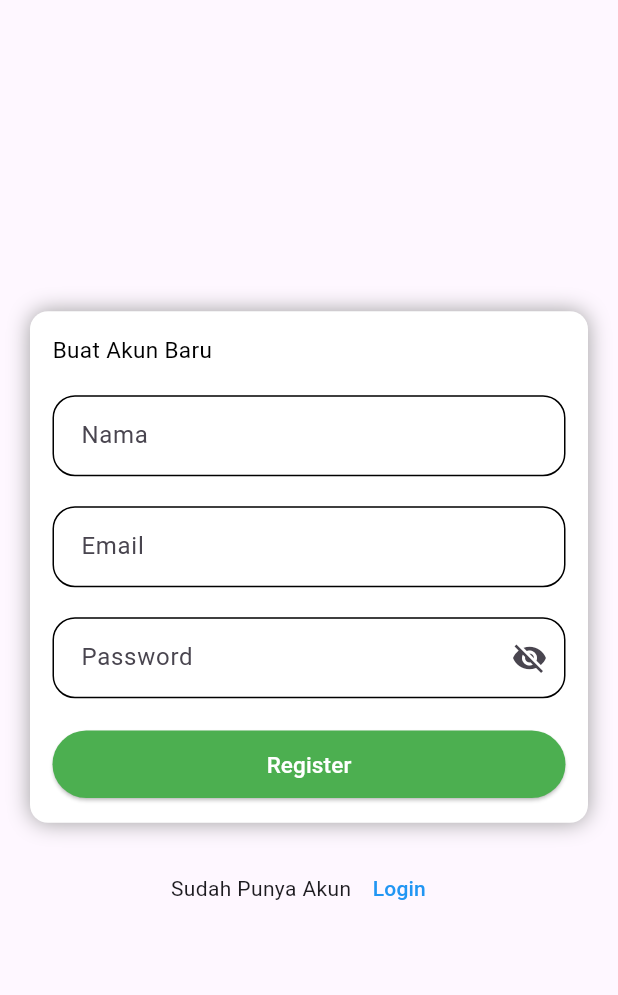
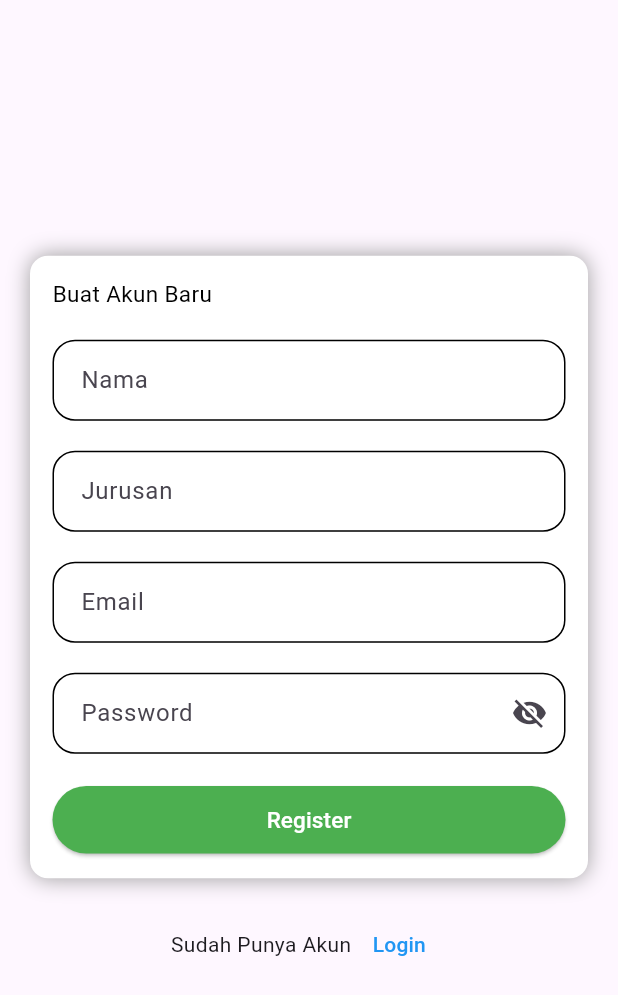
Before and after one commit to Rifai015/Auth-Firebase, a Flutter app: the RegisterScreen screen opened directly, on a phone screen of 412 x 824 dp. Shown: the top 995 px of the screen. Run offline on Flutter 3.47's test engine with Material 3 defaults, Android fonts, the phone set to English and light mode, and no system bars; our stand-ins replace cloud_firestore, equatable, firebase_auth, firebase_core, flutter_bloc, google_fonts; accounts and stored records are empty.

Commit message:
perubahan cubbit

```diff
--- a/lib/register_screen.dart
+++ b/lib/register_screen.dart
@@ -2,7 +2,6 @@ import 'package:flutter/material.dart';
 
 import 'button-navigation/halaman_bottom.dart';
 import 'login_screen.dart';
-
 
 class RegisterScreen extends StatefulWidget {
   const RegisterScreen({super.key});
@@ -13,6 +12,9 @@ class RegisterScreen extends StatefulWidget {
 
 class _RegisterScreenState extends State<RegisterScreen> {
   final TextEditingController txtNama = TextEditingController(
+    text: "",
+  );
+  final TextEditingController txtJurusan = TextEditingController(
     text: "",
   );
   final TextEditingController txtEmail = TextEditingController(
@@ -107,6 +109,45 @@ class _RegisterScreenState extends State<RegisterScreen> {
                         ),
                         controller: txtNama,
                         keyboardType: TextInputType.name,
+                      ),
+                      const SizedBox(
+                        height: 20,
+                      ),
+                      TextField(
+                        decoration: InputDecoration(
+                          focusedBorder: OutlineInputBorder(
+                            borderRadius: BorderRadius.circular(
+                              15,
+                            ),
+                            borderSide: const BorderSide(
+                              color: Colors.yellow,
+                            ),
+                          ),
+                          enabledBorder: OutlineInputBorder(
+                            borderRadius: BorderRadius.circular(
+                              15,
+                            ),
+                            borderSide: const BorderSide(
+                              color: Colors.black,
+                            ),
+                          ),
+                          border: OutlineInputBorder(
+                            borderRadius: BorderRadius.circular(
+                              15,
+                            ),
+                          ),
+                          labelText: "Jurusan",
+                          hintText: "Tuliskan Jurusan Kamu",
+                          hintStyle: const TextStyle(
+                            fontSize: 13,
+                            color: Colors.grey,
+                          ),
+                          contentPadding: const EdgeInsets.all(
+                            15,
+                          ),
+                        ),
+                        controller: txtJurusan,
+                        keyboardType: TextInputType.text,
                       ),
                       const SizedBox(
                         height: 20,
@@ -230,9 +271,7 @@ class _RegisterScreenState extends State<RegisterScreen> {
                               Navigator.push(
                                 context,
                                 MaterialPageRoute(
-                                  builder: (context) => const HalamanBottom(
-
-                                  ),
+                                  builder: (context) => const HalamanBottom(),
                                 ),
                               );
                             }
```
Also changed, not shown: lib/cubit/auth_cubit.dart (added, +80 -0 lines), lib/cubit/auth_state.dart (added, +34 -0 lines), lib/service/auth_service.dart (+61 -1 lines), lib/service/user_service.dart (+3 -9 lines).
